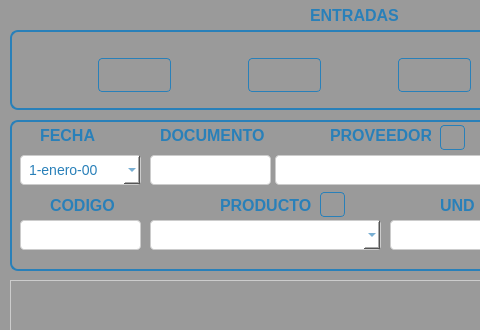
CodeDrTech/DevelopPython, file Inventario de almacen/ui/FrmCompras.ui: the form before one commit; both pictures show x 0 to 480 and y 0 to 330 of the 723 by 554 pixel window.
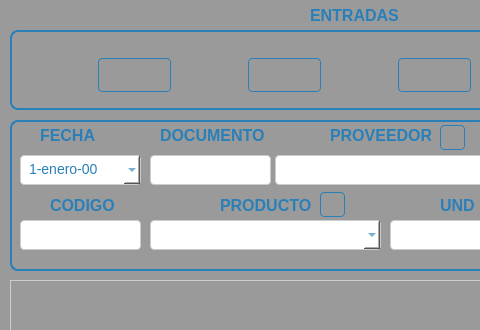
The form after the commit. Icons and pictures are not drawn.

Patch:
```diff
--- a/Inventario de almacen/ui/FrmCompras.ui
+++ b/Inventario de almacen/ui/FrmCompras.ui
@@ -1198,6 +1198,9 @@
      <property name="locale">
       <locale language="Spanish" country="DominicanRepublic"/>
      </property>
+     <property name="alignment">
+      <set>Qt::AlignBottom|Qt::AlignLeading|Qt::AlignLeft</set>
+     </property>
      <property name="readOnly">
       <bool>false</bool>
      </property>
```
Left out of the diff: 3 changed lines with no effect on the pictures.
